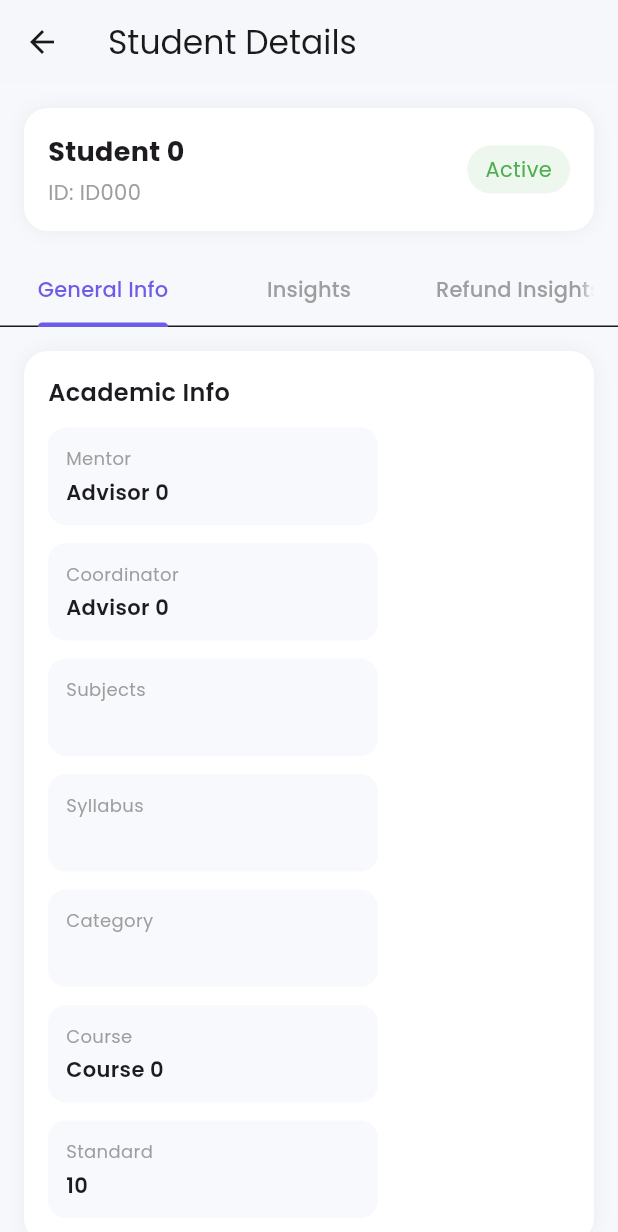
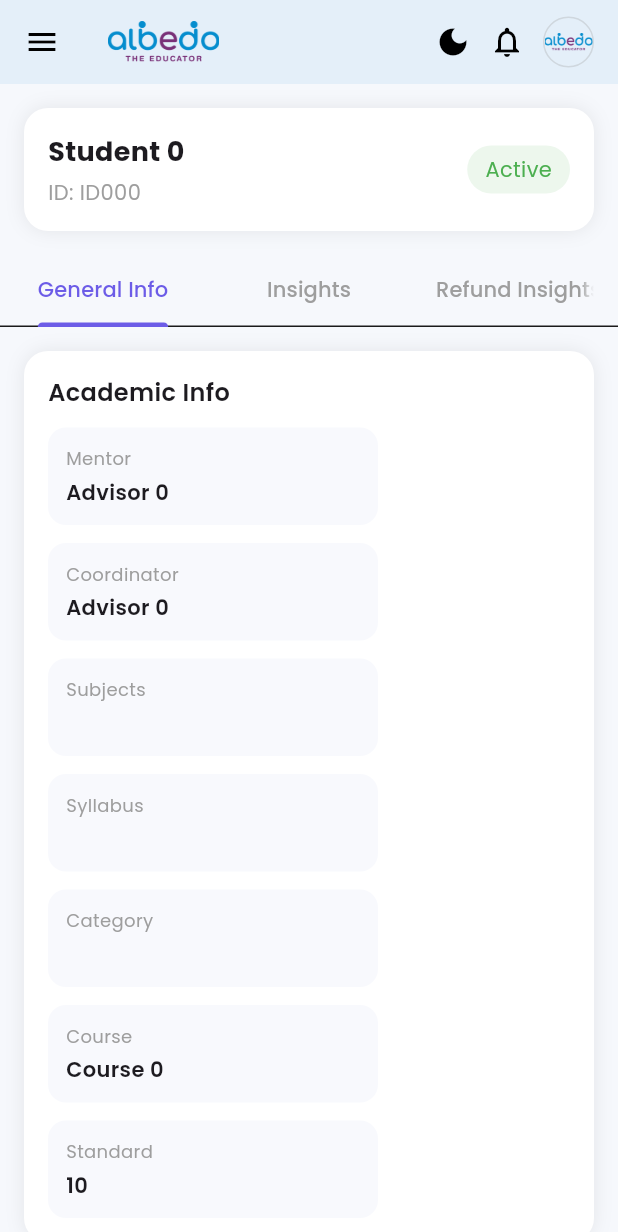
Before and after one commit to Shazia757/albedo_app, a Flutter app: what studentsTab() shows on an empty page, opened directly, after a tap on an icon or button, on a phone screen of 412 x 824 dp. Shown: the top 1232 px of the screen. Run offline on Flutter 3.47's test engine with Material 3 defaults, Android fonts, the light colour scheme and no system bars; our stand-ins replace fl_chart, get, google_fonts.

Commit message:
managed student & tr color scheme

```diff
--- a/lib/view/student_details_page.dart
+++ b/lib/view/student_details_page.dart
@@ -1,5 +1,7 @@
 import 'package:albedo_app/model/report_model.dart';
 import 'package:albedo_app/model/student_model.dart';
+import 'package:albedo_app/widgets/custom_appbar.dart';
+import 'package:albedo_app/widgets/drawer_menu.dart';
 import 'package:flutter/material.dart';
 import 'package:get/get.dart';
 
@@ -14,9 +16,8 @@ class StudentDetailsPage extends StatelessWidget {
       length: 3,
       child: Scaffold(
         backgroundColor: const Color(0xFFF6F8FC),
-        appBar: AppBar(
-          title: const Text("Student Details"),
-        ),
+        appBar: CustomAppBar(),
+        drawer: DrawerMenu(),
         body: Column(
           children: [
             _header(context),
@@ -45,7 +46,9 @@ class StudentDetailsPage extends StatelessWidget {
         color: Theme.of(context).colorScheme.onPrimary,
         borderRadius: BorderRadius.circular(16),
         boxShadow: [
-          BoxShadow(blurRadius: 10, color: Colors.black.withOpacity(0.05))
+          BoxShadow(
+              blurRadius: 10,
+              color: Theme.of(context).colorScheme.shadow.withOpacity(0.08))
         ],
       ),
       child: Row(
@@ -140,7 +143,10 @@ class StudentDetailsPage extends StatelessWidget {
         color: Theme.of(Get.context!).colorScheme.onPrimary,
         borderRadius: BorderRadius.circular(16),
         boxShadow: [
-          BoxShadow(blurRadius: 10, color: Colors.black.withOpacity(0.05))
+          BoxShadow(
+              blurRadius: 10,
+              color:
+                  Theme.of(Get.context!).colorScheme.shadow.withOpacity(0.08))
         ],
       ),
       child: Column(
--- a/lib/view/student_report_page.dart
+++ b/lib/view/student_report_page.dart
@@ -15,7 +15,9 @@ Widget studentsTab(BuildContext context) {
         color: Theme.of(context).colorScheme.onPrimary,
         borderRadius: BorderRadius.circular(18),
         boxShadow: [
-          BoxShadow(color: Colors.black.withOpacity(0.06), blurRadius: 14)
+          BoxShadow(
+              color: Theme.of(context).colorScheme.shadow.withOpacity(0.08),
+              blurRadius: 14)
         ],
       ),
       child: ClipRRect(
--- a/lib/view/students_trs_page.dart
+++ b/lib/view/students_trs_page.dart
@@ -34,7 +34,7 @@ class UsersPage extends StatelessWidget {
     final tabs = getTabs();
 
     return Scaffold(
-      backgroundColor: const Color(0xFFF5F7FB),
+      backgroundColor: Theme.of(context).colorScheme.onPrimary,
       appBar: Responsive.isMobile(context) ? const CustomAppBar() : null,
       drawer: isDesktop ? null : const DrawerMenu(),
       body: Column(
@@ -208,7 +208,7 @@ class UsersPage extends StatelessWidget {
         color: Theme.of(context).colorScheme.onPrimary,
         boxShadow: [
           BoxShadow(
-            color: Colors.black.withOpacity(0.06),
+            color: Theme.of(context).colorScheme.shadow.withOpacity(0.08),
             blurRadius: 12,
             offset: const Offset(0, 6),
           ),
```
